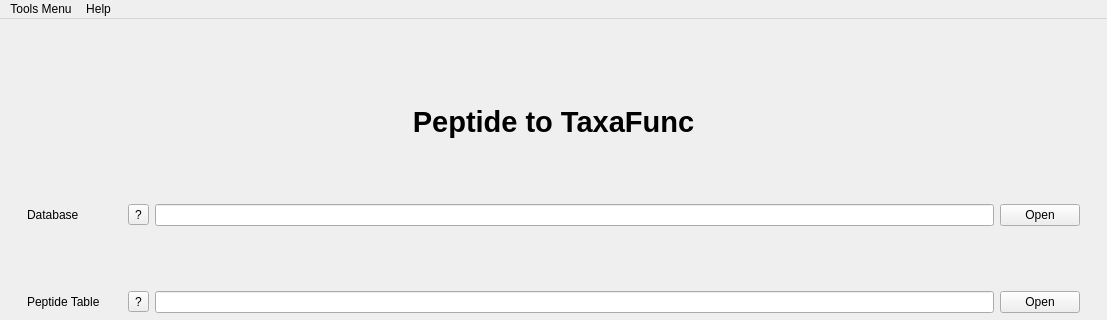
Old version of the form utils/MetaX_GUI/MainWindow.ui in the repository byemaxx/MetaX; both pictures show x 0 to 1107 and y 0 to 320 of the 1107 by 684 pixel window.
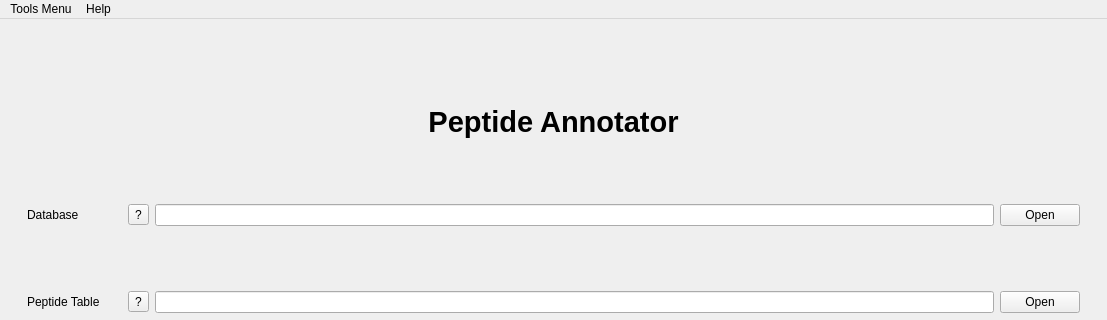
New version of the form. The open tabs and pages were chosen to show the change.

Commit message: modified:   utils/MetaX_GUI/Ui_MainWindow.py     change 'Peptide to TaxaFunc' to 'Peptide Annotator'

```diff
--- a/utils/MetaX_GUI/MainWindow.ui
+++ b/utils/MetaX_GUI/MainWindow.ui
@@ -4518,7 +4518,7 @@
               </font>
              </property>
              <property name="text">
-              <string>Peptide to TaxaFunc</string>
+              <string>Peptide Annotator</string>
              </property>
              <property name="alignment">
               <set>Qt::AlignCenter</set>
```
Left out of the diff: 4 changed lines with no effect on the pictures. The commit also changes 2 other files.
